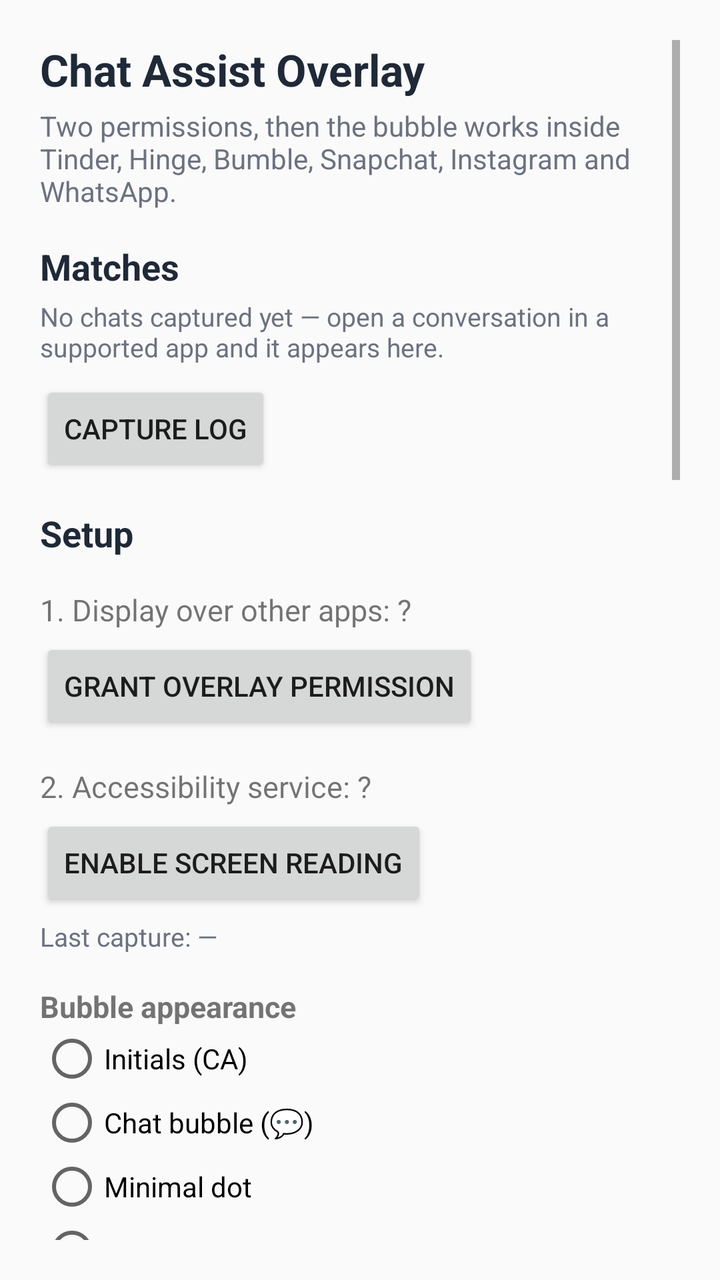
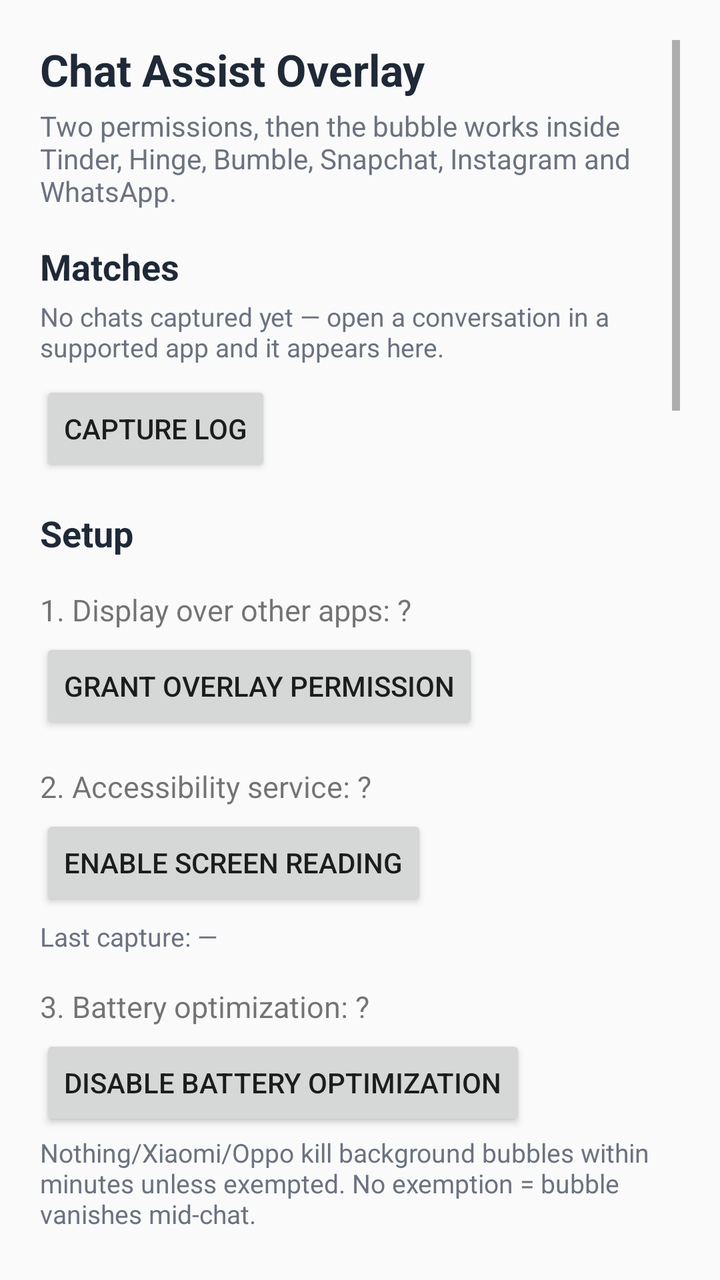

The first picture is an Android layout as it rendered before a commit; the second is the same layout after the commit. The layout source and the unified diff follow.
<!-- AndroidManifest.xml: application theme Theme.ChatAssist -->
<!-- res/layout/activity_main.xml -->
<?xml version="1.0" encoding="utf-8"?>
<ScrollView xmlns:android="http://schemas.android.com/apk/res/android"
    android:layout_width="match_parent"
    android:layout_height="match_parent"
    android:padding="20dp">

    <LinearLayout
        android:layout_width="match_parent"
        android:layout_height="wrap_content"
        android:orientation="vertical">

        <TextView
            android:layout_width="wrap_content"
            android:layout_height="wrap_content"
            android:text="Chat Assist Overlay"
            android:textColor="@color/ink"
            android:textSize="22sp"
            android:textStyle="bold" />

        <TextView
            android:layout_width="wrap_content"
            android:layout_height="wrap_content"
            android:layout_marginTop="4dp"
            android:text="Two permissions, then the bubble works inside Tinder, Hinge, Bumble, Snapchat, Instagram and WhatsApp."
            android:textColor="#6B7280"
            android:textSize="14sp" />

        <TextView
            android:layout_width="wrap_content"
            android:layout_height="wrap_content"
            android:layout_marginTop="16dp"
            android:text="Matches"
            android:textColor="@color/ink"
            android:textSize="18sp"
            android:textStyle="bold" />

        <TextView
            android:id="@+id/matchEmptyHint"
            android:layout_width="wrap_content"
            android:layout_height="wrap_content"
            android:layout_marginTop="4dp"
            android:text="No chats captured yet — open a conversation in a supported app and it appears here."
            android:textColor="#6B7280"
            android:textSize="13sp" />

        <LinearLayout
            android:id="@+id/matchList"
            android:layout_width="match_parent"
            android:layout_height="wrap_content"
            android:layout_marginTop="4dp"
            android:orientation="vertical" />

        <Button
            android:id="@+id/btnCaptureLog"
            android:layout_width="wrap_content"
            android:layout_height="wrap_content"
            android:layout_marginTop="4dp"
            android:text="Capture log" />

        <TextView
            android:layout_width="wrap_content"
            android:layout_height="wrap_content"
            android:layout_marginTop="16dp"
            android:text="Setup"
            android:textColor="@color/ink"
            android:textSize="18sp"
            android:textStyle="bold" />

        <TextView
            android:id="@+id/statusOverlay"
            android:layout_width="wrap_content"
            android:layout_height="wrap_content"
            android:layout_marginTop="16dp"
            android:text="1. Display over other apps: ?"
            android:textSize="15sp" />

        <Button
            android:id="@+id/btnOverlay"
            android:layout_width="wrap_content"
            android:layout_height="wrap_content"
            android:layout_marginTop="4dp"
            android:text="Grant overlay permission" />

        <TextView
            android:id="@+id/statusA11y"
            android:layout_width="wrap_content"
            android:layout_height="wrap_content"
            android:layout_marginTop="16dp"
            android:text="2. Accessibility service: ?"
            android:textSize="15sp" />

        <Button
            android:id="@+id/btnA11y"
            android:layout_width="wrap_content"
            android:layout_height="wrap_content"
            android:layout_marginTop="4dp"
            android:text="Enable screen reading" />

        <TextView
            android:id="@+id/statusCapture"
            android:layout_width="wrap_content"
            android:layout_height="wrap_content"
            android:layout_marginTop="4dp"
            android:text="Last capture: —"
            android:textColor="#6B7280"
            android:textSize="13sp" />

        <TextView
            android:id="@+id/a11yHint"
            android:layout_width="wrap_content"
            android:layout_height="wrap_content"
            android:layout_marginTop="4dp"
            android:text="Still shows off after enabling? Android 13+ blocks sideloaded apps under “Restricted settings”: open this app's App info → ⋮ menu → Allow restricted settings, then enable again."
            android:textColor="#6B7280"
            android:textSize="13sp"
            android:visibility="gone" />

        <TextView
            android:layout_width="wrap_content"
            android:layout_height="wrap_content"
            android:layout_marginTop="16dp"
            android:text="Bubble appearance"
            android:textSize="15sp"
            android:textStyle="bold" />

        <RadioGroup
            android:id="@+id/iconGroup"
            android:layout_width="match_parent"
            android:layout_height="wrap_content"
            android:orientation="vertical">

            <RadioButton
                android:id="@+id/radioInitials"
                android:layout_width="wrap_content"
                android:layout_height="wrap_content"
                android:text="Initials (CA)" />

            <RadioButton
                android:id="@+id/radioChat"
                android:layout_width="wrap_content"
                android:layout_height="wrap_content"
                android:text="Chat bubble (💬)" />

            <RadioButton
                android:id="@+id/radioDot"
                android:layout_width="wrap_content"
                android:layout_height="wrap_content"
                android:text="Minimal dot" />

            <RadioButton
                android:id="@+id/radioCustom"
                android:layout_width="wrap_content"
                android:layout_height="wrap_content"
                android:text="Custom image from gallery" />
        </RadioGroup>

        <LinearLayout
            android:layout_width="match_parent"
            android:layout_height="wrap_content"
            android:layout_marginTop="8dp"
            android:gravity="center_vertical"
            android:orientation="horizontal">

            <TextView
                android:layout_width="wrap_content"
                android:layout_height="wrap_content"
                android:text="Size"
                android:textSize="14sp" />

            <SeekBar
                android:id="@+id/sizeSeek"
                android:layout_width="0dp"
                android:layout_height="wrap_content"
                android:layout_marginStart="8dp"
                android:layout_weight="1" />

            <TextView
                android:id="@+id/sizeValue"
                android:layout_width="wrap_content"
                android:layout_height="wrap_content"
                android:layout_marginStart="8dp"
                android:text="56 dp"
                android:textSize="14sp" />
        </LinearLayout>

        <LinearLayout
            android:layout_width="match_parent"
            android:layout_height="wrap_content"
            android:layout_marginTop="4dp"
            android:gravity="center_vertical"
            android:orientation="horizontal">

            <TextView
                android:layout_width="wrap_content"
                android:layout_height="wrap_content"
                android:text="Transparency"
                android:textSize="14sp" />

            <SeekBar
                android:id="@+id/alphaSeek"
                android:layout_width="0dp"
                android:layout_height="wrap_content"
                android:layout_marginStart="8dp"
                android:layout_weight="1" />

            <TextView
                android:id="@+id/alphaValue"
                android:layout_width="wrap_content"
                android:layout_height="wrap_content"
                android:layout_marginStart="8dp"
                android:text="100%"
                android:textSize="14sp" />
        </LinearLayout>

        <LinearLayout
            android:layout_width="match_parent"
            android:layout_height="wrap_content"
            android:layout_marginTop="4dp"
            android:gravity="center_vertical"
            android:orientation="horizontal">

            <TextView
                android:layout_width="wrap_content"
                android:layout_height="wrap_content"
                android:text="Panel opacity"
                android:textSize="14sp" />

            <SeekBar
                android:id="@+id/panelAlphaSeek"
                android:layout_width="0dp"
                android:layout_height="wrap_content"
                android:layout_marginStart="8dp"
                android:layout_weight="1" />

            <TextView
                android:id="@+id/panelAlphaValue"
                android:layout_width="wrap_content"
                android:layout_height="wrap_content"
                android:layout_marginStart="8dp"
                android:text="80%"
                android:textSize="14sp" />
        </LinearLayout>

        <TextView
            android:layout_width="wrap_content"
            android:layout_height="wrap_content"
            android:layout_marginTop="4dp"
            android:text="Start (re)starts the bubble. It shows in this app and on chat screens — in chats it needs steps 1 and 2 above."
            android:textColor="#6B7280"
            android:textSize="13sp" />

        <TextView
            android:layout_width="wrap_content"
            android:layout_height="wrap_content"
            android:layout_marginTop="16dp"
            android:text="Your name"
            android:textSize="15sp"
            android:textStyle="bold" />

        <TextView
            android:layout_width="wrap_content"
            android:layout_height="wrap_content"
            android:layout_marginTop="2dp"
            android:text="So replies can answer “what's your name?” with the real one instead of guessing. Saved as you type."
            android:textColor="#6B7280"
            android:textSize="13sp" />

        <EditText
            android:id="@+id/userNameEdit"
            android:layout_width="match_parent"
            android:layout_height="wrap_content"
            android:layout_marginTop="4dp"
            android:hint="Your first name"
            android:imeOptions="actionDone"
            android:inputType="textPersonName|textCapWords"
            android:maxLength="40"
            android:maxLines="1" />

        <TextView
            android:layout_width="wrap_content"
            android:layout_height="wrap_content"
            android:layout_marginTop="16dp"
            android:text="You are"
            android:textSize="15sp"
            android:textStyle="bold" />

        <TextView
            android:layout_width="wrap_content"
            android:layout_height="wrap_content"
            android:layout_marginTop="2dp"
            android:text="Your Hindi replies use masculine or feminine verbs for your own lines — declare it once, no matter how your match writes."
            android:textColor="#6B7280"
            android:textSize="13sp" />

        <RadioGroup
            android:id="@+id/genderGroup"
            android:layout_width="match_parent"
            android:layout_height="wrap_content"
            android:layout_marginTop="4dp"
            android:orientation="horizontal">

            <RadioButton
                android:id="@+id/radioMale"
                android:layout_width="wrap_content"
                android:layout_height="wrap_content"
                android:layout_marginEnd="16dp"
                android:text="Male" />

            <RadioButton
                android:id="@+id/radioFemale"
                android:layout_width="wrap_content"
                android:layout_height="wrap_content"
                android:layout_marginEnd="16dp"
                android:text="Female" />

            <RadioButton
                android:id="@+id/radioGenderSkip"
                android:layout_width="wrap_content"
                android:layout_height="wrap_content"
                android:text="Skip" />
        </RadioGroup>

        <TextView
            android:layout_width="wrap_content"
            android:layout_height="wrap_content"
            android:layout_marginTop="16dp"
            android:text="Apps"
            android:textSize="15sp"
            android:textStyle="bold" />

        <TextView
            android:layout_width="wrap_content"
            android:layout_height="wrap_content"
            android:layout_marginTop="2dp"
            android:text="Bubble and capture work only in checked apps. Applies instantly — no restart needed."
            android:textColor="#6B7280"
            android:textSize="13sp" />

        <LinearLayout
            android:id="@+id/appsList"
            android:layout_width="match_parent"
            android:layout_height="wrap_content"
            android:layout_marginTop="4dp"
            android:orientation="vertical" />

        <TextView
            android:layout_width="wrap_content"
            android:layout_height="wrap_content"
            android:layout_marginTop="16dp"
            android:text="My chat style"
            android:textSize="15sp"
            android:textStyle="bold" />

        <TextView
            android:id="@+id/styleStatus"
            android:layout_width="wrap_content"
            android:layout_height="wrap_content"
            android:layout_marginTop="2dp"
            android:text="No style saved yet."
            android:textColor="#6B7280"
            android:textSize="13sp" />

        <TextView
            android:id="@+id/styleUpdatedAt"
            android:layout_width="wrap_content"
            android:layout_height="wrap_content"
            android:text=""
            android:textColor="#9CA3AF"
            android:textSize="12sp" />

        <EditText
            android:id="@+id/styleSamplesEdit"
            android:layout_width="match_parent"
            android:layout_height="wrap_content"
            android:layout_marginTop="4dp"
            android:hint="Paste 5-10 messages you actually sent…"
            android:minLines="3"
            android:textSize="14sp" />

        <LinearLayout
            android:layout_width="match_parent"
            android:layout_height="wrap_content"
            android:layout_marginTop="4dp"
            android:orientation="horizontal">

            <Button
                android:id="@+id/btnAnalyzeStyle"
                android:layout_width="0dp"
                android:layout_height="wrap_content"
                android:layout_weight="1"
                android:text="Analyze &amp; save" />

            <Button
                android:id="@+id/btnLearnStyle"
                android:layout_width="0dp"
                android:layout_height="wrap_content"
                android:layout_marginStart="8dp"
                android:layout_weight="1"
                android:text="Learn from my chats" />
        </LinearLayout>

        <LinearLayout
            android:layout_width="match_parent"
            android:layout_height="wrap_content"
            android:layout_marginTop="4dp"
            android:orientation="horizontal">

            <Button
                android:id="@+id/btnClearStyle"
                android:layout_width="0dp"
                android:layout_height="wrap_content"
                android:layout_weight="1"
                android:text="Clear" />

            <Button
                android:id="@+id/btnExportStyle"
                android:layout_width="0dp"
                android:layout_height="wrap_content"
                android:layout_marginStart="8dp"
                android:layout_weight="1"
                android:text="Export" />

            <Button
                android:id="@+id/btnImportStyle"
                android:layout_width="0dp"
                android:layout_height="wrap_content"
                android:layout_marginStart="8dp"
                android:layout_weight="1"
                android:text="Import" />
        </LinearLayout>

        <TextView
            android:layout_width="wrap_content"
            android:layout_height="wrap_content"
            android:layout_marginTop="16dp"
            android:text="Automation"
            android:textSize="15sp"
            android:textStyle="bold" />

        <androidx.appcompat.widget.SwitchCompat
            android:id="@+id/autoPasteSwitch"
            android:layout_width="wrap_content"
            android:layout_height="wrap_content"
            android:layout_marginTop="4dp"
            android:text="Tap suggestion pastes it into the chat input"
            android:textSize="14sp" />

        <TextView
            android:layout_width="wrap_content"
            android:layout_height="wrap_content"
            android:layout_marginTop="2dp"
            android:text="You always press send yourself. Off = tap copies to clipboard."
            android:textColor="#6B7280"
            android:textSize="13sp" />

        <Button
            android:id="@+id/btnStart"
            android:layout_width="wrap_content"
            android:layout_height="wrap_content"
            android:layout_marginTop="12dp"
            android:text="Start bubble" />

        <TextView
            android:id="@+id/statusBattery"
            android:layout_width="wrap_content"
            android:layout_height="wrap_content"
            android:layout_marginTop="16dp"
            android:text="3. Battery optimization: ?"
            android:textSize="15sp" />

        <Button
            android:id="@+id/btnBattery"
            android:layout_width="wrap_content"
            android:layout_height="wrap_content"
            android:layout_marginTop="4dp"
            android:text="Disable battery optimization" />

        <TextView
            android:layout_width="wrap_content"
            android:layout_height="wrap_content"
            android:layout_marginTop="2dp"
            android:text="Nothing/Xiaomi/Oppo kill background bubbles within minutes unless exempted. No exemption = bubble vanishes mid-chat."
            android:textColor="#6B7280"
            android:textSize="13sp" />

        <Button
            android:id="@+id/btnTest"
            android:layout_width="wrap_content"
            android:layout_height="wrap_content"
            android:layout_marginTop="8dp"
            android:text="Send test suggestion request" />

        <TextView
            android:id="@+id/testResult"
            android:layout_width="wrap_content"
            android:layout_height="wrap_content"
            android:layout_marginTop="8dp"
            android:text=""
            android:textSize="14sp" />

        <TextView
            android:id="@+id/versionFooter"
            android:layout_width="wrap_content"
            android:layout_height="wrap_content"
            android:layout_gravity="center_horizontal"
            android:layout_marginTop="24dp"
            android:textColor="#9CA3AF"
            android:textSize="12sp" />
    </LinearLayout>
</ScrollView>
<!-- resources referenced by this layout -->
<resources>
  <color name="ink">#1F2937</color>
  <style name="Theme.ChatAssist" parent="Theme.AppCompat.Light.NoActionBar">
          <item name="colorPrimary">@color/brand</item>
          <item name="colorPrimaryDark">@color/brand_dark</item>
          <item name="android:windowBackground">@color/paper</item>
      </style>
  <color name="brand">#DB2777</color>
  <color name="brand_dark">#9D174D</color>
  <color name="paper">#FAFAFA</color>
</resources>

<!-- the commit's change to res/layout/activity_main.xml (unified diff, before → after) -->
@@ -116,6 +116,29 @@
             android:visibility="gone" />
 
         <TextView
+            android:id="@+id/statusBattery"
+            android:layout_width="wrap_content"
+            android:layout_height="wrap_content"
+            android:layout_marginTop="16dp"
+            android:text="3. Battery optimization: ?"
+            android:textSize="15sp" />
+
+        <Button
+            android:id="@+id/btnBattery"
+            android:layout_width="wrap_content"
+            android:layout_height="wrap_content"
+            android:layout_marginTop="4dp"
+            android:text="Disable battery optimization" />
+
+        <TextView
+            android:layout_width="wrap_content"
+            android:layout_height="wrap_content"
+            android:layout_marginTop="2dp"
+            android:text="Nothing/Xiaomi/Oppo kill background bubbles within minutes unless exempted. No exemption = bubble vanishes mid-chat."
+            android:textColor="#6B7280"
+            android:textSize="13sp" />
+
+        <TextView
             android:layout_width="wrap_content"
             android:layout_height="wrap_content"
             android:layout_marginTop="16dp"
@@ -241,18 +264,81 @@
                 android:textSize="14sp" />
         </LinearLayout>
 
-        <TextView
-            android:layout_width="wrap_content"
-            android:layout_height="wrap_content"
-            android:layout_marginTop="4dp"
-            android:text="Start (re)starts the bubble. It shows in this app and on chat screens — in chats it needs steps 1 and 2 above."
-            android:textColor="#6B7280"
-            android:textSize="13sp" />
-
-        <TextView
-            android:layout_width="wrap_content"
-            android:layout_height="wrap_content"
-            android:layout_marginTop="16dp"
+        <Button
+            android:id="@+id/btnStart"
+            android:layout_width="wrap_content"
+            android:layout_height="wrap_content"
+            android:layout_marginTop="12dp"
+            android:text="Start bubble" />
+
+        <TextView
+            android:layout_width="wrap_content"
+            android:layout_height="wrap_content"
+            android:layout_marginTop="4dp"
+            android:text="Start (re)starts the bubble. It shows in this app once steps 1 and 2 are both done, and on chat screens — in chats it needs steps 1 and 2 above."
+            android:textColor="#6B7280"
+            android:textSize="13sp" />
+
+        <TextView
+            android:layout_width="wrap_content"
+            android:layout_height="wrap_content"
+            android:layout_marginTop="16dp"
+            android:text="Apps"
+            android:textSize="15sp"
+            android:textStyle="bold" />
+
+        <TextView
+            android:layout_width="wrap_content"
+            android:layout_height="wrap_content"
+            android:layout_marginTop="2dp"
+            android:text="Bubble and capture work only in checked apps. Applies instantly — no restart needed."
+            android:textColor="#6B7280"
+            android:textSize="13sp" />
+
+        <LinearLayout
+            android:id="@+id/appsList"
+            android:layout_width="match_parent"
+            android:layout_height="wrap_content"
+            android:layout_marginTop="4dp"
+            android:orientation="vertical" />
+
+        <TextView
+            android:layout_width="wrap_content"
+            android:layout_height="wrap_content"
+            android:layout_marginTop="16dp"
+            android:text="Automation"
+            android:textSize="15sp"
+            android:textStyle="bold" />
+
+        <androidx.appcompat.widget.SwitchCompat
+            android:id="@+id/autoPasteSwitch"
+            android:layout_width="wrap_content"
+            android:layout_height="wrap_content"
+            android:layout_marginTop="4dp"
+            android:text="Tap suggestion pastes it into the chat input"
+            android:textSize="14sp" />
+
+        <TextView
+            android:layout_width="wrap_content"
+            android:layout_height="wrap_content"
+            android:layout_marginTop="2dp"
+            android:text="You always press send yourself. Off = tap copies to clipboard."
+            android:textColor="#6B7280"
+            android:textSize="13sp" />
+
+        <TextView
+            android:layout_width="wrap_content"
+            android:layout_height="wrap_content"
+            android:layout_marginTop="16dp"
+            android:text="About you"
+            android:textColor="@color/ink"
+            android:textSize="18sp"
+            android:textStyle="bold" />
+
+        <TextView
+            android:layout_width="wrap_content"
+            android:layout_height="wrap_content"
+            android:layout_marginTop="8dp"
             android:text="Your name"
             android:textSize="15sp"
             android:textStyle="bold" />
@@ -324,41 +410,25 @@
             android:layout_width="wrap_content"
             android:layout_height="wrap_content"
             android:layout_marginTop="16dp"
-            android:text="Apps"
-            android:textSize="15sp"
-            android:textStyle="bold" />
-
-        <TextView
-            android:layout_width="wrap_content"
-            android:layout_height="wrap_content"
-            android:layout_marginTop="2dp"
-            android:text="Bubble and capture work only in checked apps. Applies instantly — no restart needed."
-            android:textColor="#6B7280"
-            android:textSize="13sp" />
-
-        <LinearLayout
-            android:id="@+id/appsList"
-            android:layout_width="match_parent"
-            android:layout_height="wrap_content"
-            android:layout_marginTop="4dp"
-            android:orientation="vertical" />
-
-        <TextView
-            android:layout_width="wrap_content"
-            android:layout_height="wrap_content"
-            android:layout_marginTop="16dp"
             android:text="My chat style"
             android:textSize="15sp"
             android:textStyle="bold" />
 
         <TextView
+            android:layout_width="wrap_content"
+            android:layout_height="wrap_content"
+            android:layout_marginTop="2dp"
+            android:text="How you write, learned from your own sent lines only — match messages are never shown here. Refreshes each time you open the bubble and learn a summary."
+            android:textColor="#6B7280"
+            android:textSize="13sp" />
+
+        <TextView
             android:id="@+id/styleStatus"
             android:layout_width="wrap_content"
             android:layout_height="wrap_content"
-            android:layout_marginTop="2dp"
+            android:layout_marginTop="8dp"
             android:text="No style saved yet."
-            android:textColor="#6B7280"
-            android:textSize="13sp" />
+            android:textSize="14sp" />
 
         <TextView
             android:id="@+id/styleUpdatedAt"
@@ -368,57 +438,111 @@
             android:textColor="#9CA3AF"
             android:textSize="12sp" />
 
+        <TextView
+            android:layout_width="wrap_content"
+            android:layout_height="wrap_content"
+            android:layout_marginTop="12dp"
+            android:text="Example in your style"
+            android:textSize="14sp"
+            android:textStyle="bold" />
+
+        <TextView
+            android:layout_width="wrap_content"
+            android:layout_height="wrap_content"
+            android:layout_marginTop="2dp"
+            android:text="Written from your own lines. Edit it any time — your edit is what replies copy, and it stops auto-updating."
+            android:textColor="#6B7280"
+            android:textSize="13sp" />
+
         <EditText
-            android:id="@+id/styleSamplesEdit"
-            android:layout_width="match_parent"
-            android:layout_height="wrap_content"
-            android:layout_marginTop="4dp"
-            android:hint="Paste 5-10 messages you actually sent…"
+            android:id="@+id/styleExampleEdit"
+            android:layout_width="match_parent"
+            android:layout_height="wrap_content"
+            android:layout_marginTop="4dp"
+            android:hint="Your example will appear here after you chat"
             android:minLines="3"
             android:textSize="14sp" />
 
-        <LinearLayout
-            android:layout_width="match_parent"
-            android:layout_height="wrap_content"
-            android:layout_marginTop="4dp"
-            android:orientation="horizontal">
+        <Button
+            android:id="@+id/btnStyleMessages"
+            android:layout_width="wrap_content"
+            android:layout_height="wrap_content"
+            android:layout_marginTop="8dp"
+            android:text="Your sent messages ▸" />
+
+        <LinearLayout
+            android:id="@+id/styleMessagesBox"
+            android:layout_width="match_parent"
+            android:layout_height="wrap_content"
+            android:layout_marginTop="4dp"
+            android:orientation="vertical"
+            android:visibility="gone">
+
+            <LinearLayout
+                android:id="@+id/styleMessagesList"
+                android:layout_width="match_parent"
+                android:layout_height="wrap_content"
+                android:orientation="vertical" />
+
+            <TextView
+                android:layout_width="wrap_content"
+                android:layout_height="wrap_content"
+                android:layout_marginTop="12dp"
+                android:text="Add messages you sent to learn from (paste them, one per line):"
+                android:textColor="#6B7280"
+                android:textSize="13sp" />
+
+            <EditText
+                android:id="@+id/styleSamplesEdit"
+                android:layout_width="match_parent"
+                android:layout_height="wrap_content"
+                android:layout_marginTop="4dp"
+                android:hint="Paste 5-10 messages you actually sent…"
+                android:minLines="3"
+                android:textSize="14sp" />
 
             <Button
                 android:id="@+id/btnAnalyzeStyle"
-                android:layout_width="0dp"
-                android:layout_height="wrap_content"
-                android:layout_weight="1"
+                android:layout_width="wrap_content"
+                android:layout_height="wrap_content"
+                android:layout_marginTop="4dp"
                 android:text="Analyze &amp; save" />
+        </LinearLayout>
+
+        <LinearLayout
+            android:layout_width="match_parent"
+            android:layout_height="wrap_content"
+            android:layout_marginTop="8dp"
+            android:orientation="horizontal">
 
             <Button
                 android:id="@+id/btnLearnStyle"
                 android:layout_width="0dp"
                 android:layout_height="wrap_content"
-                android:layout_marginStart="8dp"
                 android:layout_weight="1"
-                android:text="Learn from my chats" />
-        </LinearLayout>
-
-        <LinearLayout
-            android:layout_width="match_parent"
-            android:layout_height="wrap_content"
-            android:layout_marginTop="4dp"
-            android:orientation="horizontal">
+                android:text="Learn now" />
 
             <Button
                 android:id="@+id/btnClearStyle"
                 android:layout_width="0dp"
                 android:layout_height="wrap_content"
+                android:layout_marginStart="8dp"
                 android:layout_weight="1"
                 android:text="Clear" />
+        </LinearLayout>
+
+        <LinearLayout
+            android:layout_width="match_parent"
+            android:layout_height="wrap_content"
+            android:layout_marginTop="4dp"
+            android:orientation="horizontal">
 
             <Button
                 android:id="@+id/btnExportStyle"
                 android:layout_width="0dp"
                 android:layout_height="wrap_content"
-                android:layout_marginStart="8dp"
                 android:layout_weight="1"
-                android:text="Export" />
+                android:text="Export file" />
 
             <Button
                 android:id="@+id/btnImportStyle"
@@ -426,60 +550,22 @@
                 android:layout_height="wrap_content"
                 android:layout_marginStart="8dp"
                 android:layout_weight="1"
-                android:text="Import" />
+                android:text="Import file" />
         </LinearLayout>
 
         <TextView
             android:layout_width="wrap_content"
             android:layout_height="wrap_content"
             android:layout_marginTop="16dp"
-            android:text="Automation"
-            android:textSize="15sp"
-            android:textStyle="bold" />
-
-        <androidx.appcompat.widget.SwitchCompat
-            android:id="@+id/autoPasteSwitch"
-            android:layout_width="wrap_content"
-            android:layout_height="wrap_content"
-            android:layout_marginTop="4dp"
-            android:text="Tap suggestion pastes it into the chat input"
-            android:textSize="14sp" />
-
-        <TextView
-            android:layout_width="wrap_content"
-            android:layout_height="wrap_content"
-            android:layout_marginTop="2dp"
-            android:text="You always press send yourself. Off = tap copies to clipboard."
-            android:textColor="#6B7280"
-            android:textSize="13sp" />
-
-        <Button
-            android:id="@+id/btnStart"
-            android:layout_width="wrap_content"
-            android:layout_height="wrap_content"
-            android:layout_marginTop="12dp"
-            android:text="Start bubble" />
-
-        <TextView
-            android:id="@+id/statusBattery"
-            android:layout_width="wrap_content"
-            android:layout_height="wrap_content"
-            android:layout_marginTop="16dp"
-            android:text="3. Battery optimization: ?"
-            android:textSize="15sp" />
-
-        <Button
-            android:id="@+id/btnBattery"
-            android:layout_width="wrap_content"
-            android:layout_height="wrap_content"
-            android:layout_marginTop="4dp"
-            android:text="Disable battery optimization" />
-
-        <TextView
-            android:layout_width="wrap_content"
-            android:layout_height="wrap_content"
-            android:layout_marginTop="2dp"
-            android:text="Nothing/Xiaomi/Oppo kill background bubbles within minutes unless exempted. No exemption = bubble vanishes mid-chat."
+            android:text="Backend check"
+            android:textSize="15sp"
+            android:textStyle="bold" />
+
+        <TextView
+            android:layout_width="wrap_content"
+            android:layout_height="wrap_content"
+            android:layout_marginTop="2dp"
+            android:text="Sends one fixed made-up two-line chat to the server and shows the first reply. It never reads your chats, name or style — use it only to confirm the connection works."
             android:textColor="#6B7280"
             android:textSize="13sp" />
 
